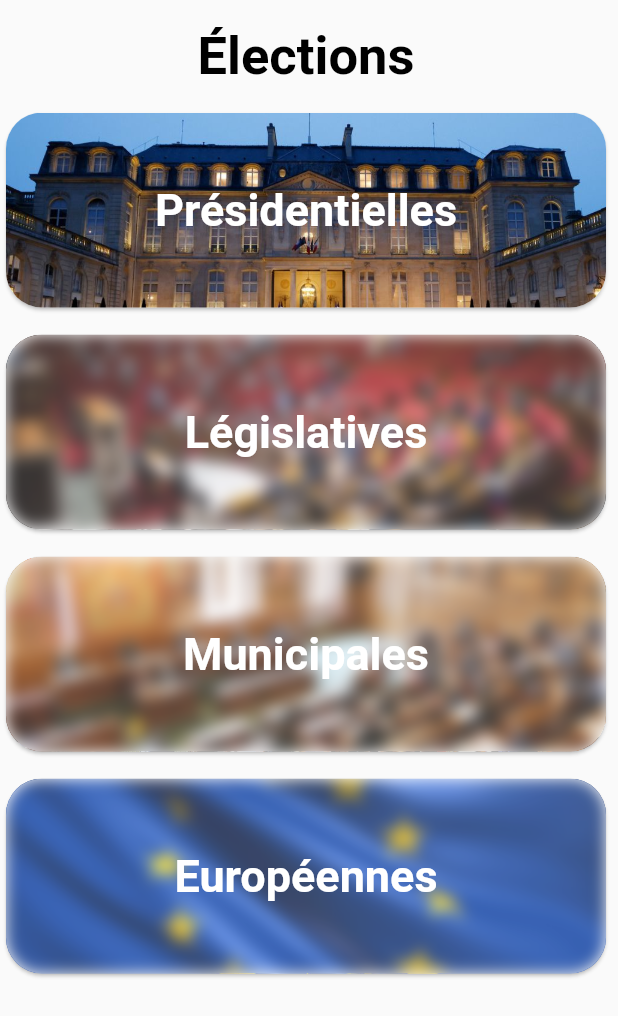
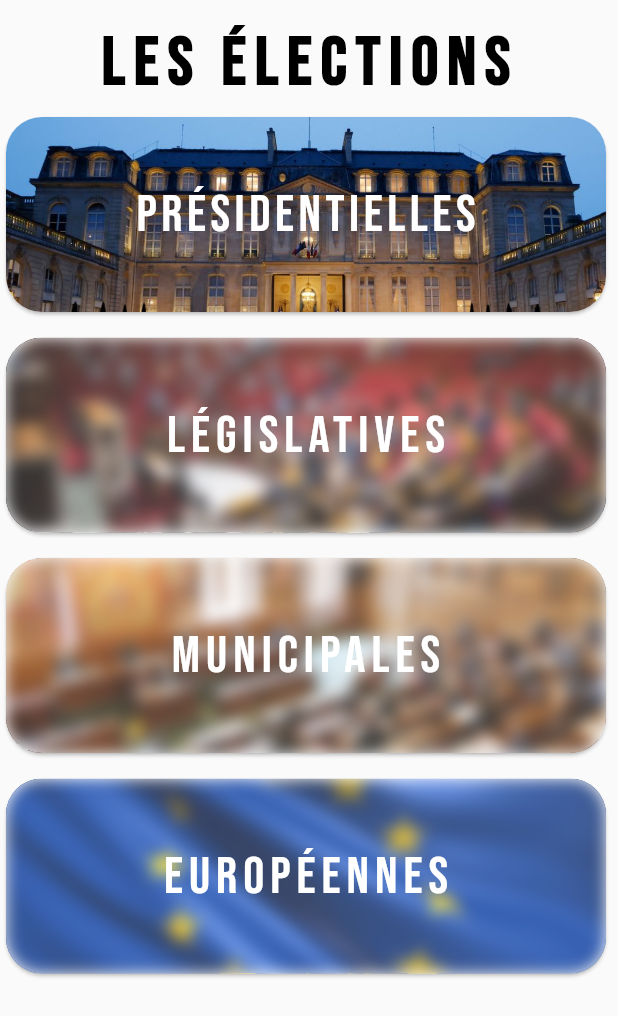
Before and after one commit to Nokimalos/HackatonStarton, a Flutter app: the MyVotePage screen opened directly, on a phone screen of 412 x 824 dp. Shown: the top 1016 px of the screen. Run offline on Flutter 3.47's test engine with Material 2 defaults, Android fonts, the phone set to English and light mode, and no system bars; drawn by our look-alikes of blur; our stand-ins replace google_fonts, lottie.

Commit message:
[ADD] font changement

```diff
--- a/vote_gouv/lib/pages/home_page.dart
+++ b/vote_gouv/lib/pages/home_page.dart
@@ -1,4 +1,5 @@
 import 'package:flutter/material.dart';
+import 'package:google_fonts/google_fonts.dart';
 import 'package:vote_gouv/constants/colors.dart';
 import 'package:vote_gouv/pages/vote_page.dart';
 import 'package:vote_gouv/widget/bottom_nav_bar.dart';
@@ -11,8 +12,6 @@ class MyHomePage extends StatefulWidget {
   @override
   State<MyHomePage> createState() => _MyHomePageState();
 }
-
-
 
 class _MyHomePageState extends State<MyHomePage> {
   static final List<Widget> _widgetOptions = <Widget>[
@@ -56,33 +55,90 @@ class ListCandidate extends StatelessWidget {
         child: Column(
           children: [
             SizedBox(height: 25),
-           Text("Les candidats", style: TextStyle(color: Colors.black, fontSize: 35, fontWeight: FontWeight.bold, fontFamily: 'Roboto'),),
+            Text(
+              "Les candidats",
+              style: GoogleFonts.bebasNeue(
+                textStyle: const TextStyle(
+                  letterSpacing: 6,
+                  fontSize: 45,
+                  color: Colors.black,
+                  fontWeight: FontWeight.w900,
+                ),
+              ),
+            ),
             SizedBox(height: 25),
-           MyCard(imagelink: AssetImage("assets/images/Jean-Luc-Melenchon.jpg"),name: 'Jean-Luc-Melenchon', color: pClearRed, onTap: (){}),
+            MyCard(
+                imagelink: AssetImage("assets/images/Jean-Luc-Melenchon.jpg"),
+                name: 'Jean-Luc-Melenchon',
+                color: pClearRed,
+                onTap: () {}),
             SizedBox(height: 15),
-           MyCard(imagelink: AssetImage("assets/images/marine.jpg"),name: 'Marine Le Pen', color: pBlackBlue, onTap: (){} ),
+            MyCard(
+                imagelink: AssetImage("assets/images/marine.jpg"),
+                name: 'Marine Le Pen',
+                color: pBlackBlue,
+                onTap: () {}),
             SizedBox(height: 15),
-           MyCard(imagelink: AssetImage("assets/images/Nathalie-Arthaud.jpg"),name: 'Nathalie Arthaud', color: pBlackRed, onTap: (){} ),
+            MyCard(
+                imagelink: AssetImage("assets/images/Nathalie-Arthaud.jpg"),
+                name: 'Nathalie Arthaud',
+                color: pBlackRed,
+                onTap: () {}),
             SizedBox(height: 15),
-           MyCard(imagelink: AssetImage("assets/images/nicolas.jpg"),name: 'Nicolas Dupont-Aignan', color: pClearBlue, onTap: (){} ),
+            MyCard(
+                imagelink: AssetImage("assets/images/nicolas.jpg"),
+                name: 'Nicolas Dupont-Aignan',
+                color: pClearBlue,
+                onTap: () {}),
             SizedBox(height: 15),
-           MyCard(imagelink: AssetImage("assets/images/hidalgo.jpg"),name: 'Anne Hidalgo', color: pClearRed, onTap: (){} ),
+            MyCard(
+                imagelink: AssetImage("assets/images/hidalgo.jpg"),
+                name: 'Anne Hidalgo',
+                color: pClearRed,
+                onTap: () {}),
             SizedBox(height: 15),
-           MyCard(imagelink: AssetImage("assets/images/jadot.jpg"),name: 'Yannick Jadot', color: pClearGreen, onTap: (){} ),
+            MyCard(
+                imagelink: AssetImage("assets/images/jadot.jpg"),
+                name: 'Yannick Jadot',
+                color: pClearGreen,
+                onTap: () {}),
             SizedBox(height: 15),
-           MyCard(imagelink: AssetImage("assets/images/lasalle.jpg"),name: 'Jean Lassalle', color: pClearBlue, onTap: (){} ),
+            MyCard(
+                imagelink: AssetImage("assets/images/lasalle.jpg"),
+                name: 'Jean Lassalle',
+                color: pClearBlue,
+                onTap: () {}),
             SizedBox(height: 15),
-           MyCard(imagelink: AssetImage("assets/images/macron.jpg"),name: 'Emmanuel Macron', color: pClearBlue, onTap: (){} ),
+            MyCard(
+                imagelink: AssetImage("assets/images/macron.jpg"),
+                name: 'Emmanuel Macron',
+                color: pClearBlue,
+                onTap: () {}),
             SizedBox(height: 15),
-           MyCard(imagelink: AssetImage("assets/images/pecresse.jpg"),name: 'Valérie Pécresse', color: pBlackBlue, onTap: (){} ),
+            MyCard(
+                imagelink: AssetImage("assets/images/pecresse.jpg"),
+                name: 'Valérie Pécresse',
+                color: pBlackBlue,
+                onTap: () {}),
             SizedBox(height: 15),
-           MyCard(imagelink: AssetImage("assets/images/poutou.jpg"),name: 'Philippe Poutou', color: pBlackRed, onTap: (){} ),
+            MyCard(
+                imagelink: AssetImage("assets/images/poutou.jpg"),
+                name: 'Philippe Poutou',
+                color: pBlackRed,
+                onTap: () {}),
             SizedBox(height: 15),
-           MyCard(imagelink: AssetImage("assets/images/roussel.jpg"),name: 'Fabien Roussel', color: pClearRed, onTap: (){} ),
+            MyCard(
+                imagelink: AssetImage("assets/images/roussel.jpg"),
+                name: 'Fabien Roussel',
+                color: pClearRed,
+                onTap: () {}),
             SizedBox(height: 15),
-           MyCard(imagelink: AssetImage("assets/images/zemour.jpg"),name: 'Éric Zemmour', color: pBlackBlue, onTap: (){} ),
+            MyCard(
+                imagelink: AssetImage("assets/images/zemour.jpg"),
+                name: 'Éric Zemmour',
+                color: pBlackBlue,
+                onTap: () {}),
           ],
-       )
-     );
+        ));
   }
 }
--- a/vote_gouv/lib/pages/vote_page.dart
+++ b/vote_gouv/lib/pages/vote_page.dart
@@ -1,4 +1,5 @@
 import 'package:flutter/material.dart';
+import 'package:google_fonts/google_fonts.dart';
 import 'package:vote_gouv/constants/colors.dart';
 import 'package:vote_gouv/widget/bottom_nav_bar.dart';
 
@@ -20,19 +21,44 @@ class _MyVotePageState extends State<MyVotePage> {
           scrollDirection: Axis.vertical,
           child: Column(
             children: [
-              const SizedBox(height: 17),
-              const Text("Élections", style: TextStyle(color: Colors.black, fontSize: 35, fontWeight: FontWeight.bold, fontFamily: 'Roboto'),),
-              const SizedBox(height: 13),
-              MyElectionCard(imagelink: "assets/images/présidentielles.jpg",name: 'Présidentielles', color: grise, onTap: (){}),
-              const SizedBox(height: 10),
-              MyElectionCardDead(imagelink: "assets/images/législatives.jpg",name: 'Législatives', color: grise, onTap: (){}),
-              const SizedBox(height: 10),
-              MyElectionCardDead(imagelink: "assets/images/municipales.jpg",name: 'Municipales', color: grise, onTap: (){}),
-              const SizedBox(height: 10),
-              MyElectionCardDead(imagelink: "assets/images/européennes.jpg",name: 'Européennes', color: grise, onTap: (){}),
-           ],
-         )
-       ),
+              const SizedBox(height: 15),
+              Text(
+                "Les élections",
+                  style: GoogleFonts.bebasNeue(
+                  textStyle: const TextStyle(
+                    letterSpacing: 6,
+                    fontSize: 45,
+                    color: Colors.black,
+                    fontWeight: FontWeight.w900,
+                  ),
+                ),
+              ),
+              const SizedBox(height: 5),
+              MyElectionCard(
+                  imagelink: "assets/images/présidentielles.jpg",
+                  name: 'Présidentielles',
+                  color: grise,
+                  onTap: () {}),
+              const SizedBox(height: 9),
+              MyElectionCardDead(
+                  imagelink: "assets/images/législatives.jpg",
+                  name: 'Législatives',
+                  color: grise,
+                  onTap: () {}),
+              const SizedBox(height: 9),
+              MyElectionCardDead(
+                  imagelink: "assets/images/municipales.jpg",
+                  name: 'Municipales',
+                  color: grise,
+                  onTap: () {}),
+              const SizedBox(height: 9),
+              MyElectionCardDead(
+                  imagelink: "assets/images/européennes.jpg",
+                  name: 'Européennes',
+                  color: grise,
+                  onTap: () {}),
+            ],
+          )),
     );
   }
 }
--- a/vote_gouv/lib/widget/card_elections.dart
+++ b/vote_gouv/lib/widget/card_elections.dart
@@ -1,8 +1,9 @@
 import 'package:blur/blur.dart';
 import 'package:flutter/material.dart';
+import 'package:google_fonts/google_fonts.dart';
+
 
 import '../constants/colors.dart';
-
 
 
 class MyElectionCardDead extends StatelessWidget {
@@ -32,10 +33,12 @@ class MyElectionCardDead extends StatelessWidget {
             ),
             Text(
               name,
-              style: const TextStyle(
-                fontWeight: FontWeight.bold,
-                color: Colors.white,
-                fontSize: 30,
+              style: GoogleFonts.bebasNeue(
+                textStyle: const TextStyle(
+                  letterSpacing: 4,
+                  fontSize: 35,
+                  color: Colors.white,
+                ),
               ),
             ),
         ],
@@ -69,10 +72,12 @@ class MyElectionCard extends StatelessWidget {
             ),
             Text(
               name,
-              style: const TextStyle(
-                fontWeight: FontWeight.bold,
-                color: Colors.white,
-                fontSize: 30,
+              style: GoogleFonts.bebasNeue(
+                textStyle: const TextStyle(
+                  letterSpacing: 3,
+                  fontSize: 35,
+                  color: Colors.white,
+                ),
               ),
             ),
         ],
--- a/vote_gouv/lib/widget/card_info.dart
+++ b/vote_gouv/lib/widget/card_info.dart
@@ -1,6 +1,5 @@
 import 'package:flutter/material.dart';
-
-
+import 'package:google_fonts/google_fonts.dart';
 
 class MyCard extends StatelessWidget {
   const MyCard({ Key? key, required this.imagelink, required this.name, required this.color, required this.onTap }) : super(key: key);
@@ -30,10 +29,11 @@ class MyCard extends StatelessWidget {
             ),
             Text(
               name,
-              style: const TextStyle(
-                fontWeight: FontWeight.bold,
-                color: Colors.white,
-                fontSize: 24,
+              style: GoogleFonts.bebasNeue(
+                textStyle: const TextStyle(
+                  fontSize: 34,
+                  color: Colors.white,
+                ),
               ),
             ),
         ],
--- a/vote_gouv/pubspec.yaml
+++ b/vote_gouv/pubspec.yaml
@@ -31,6 +31,7 @@ dependencies:
     sdk: flutter
   http: ^0.13.4
   blur: ^3.0.0
+  google_fonts: ^2.1.0
 
   # The following adds the Cupertino Icons font to your application.
   # Use with the CupertinoIcons class for iOS style icons.
```
Also changed, not shown: vote_gouv/assets/font/Koulen.ttf (added), vote_gouv/assets/font/lobster.ttf (added), vote_gouv/pubspec.lock. Lines whose indentation alone changed are shown as unchanged.
